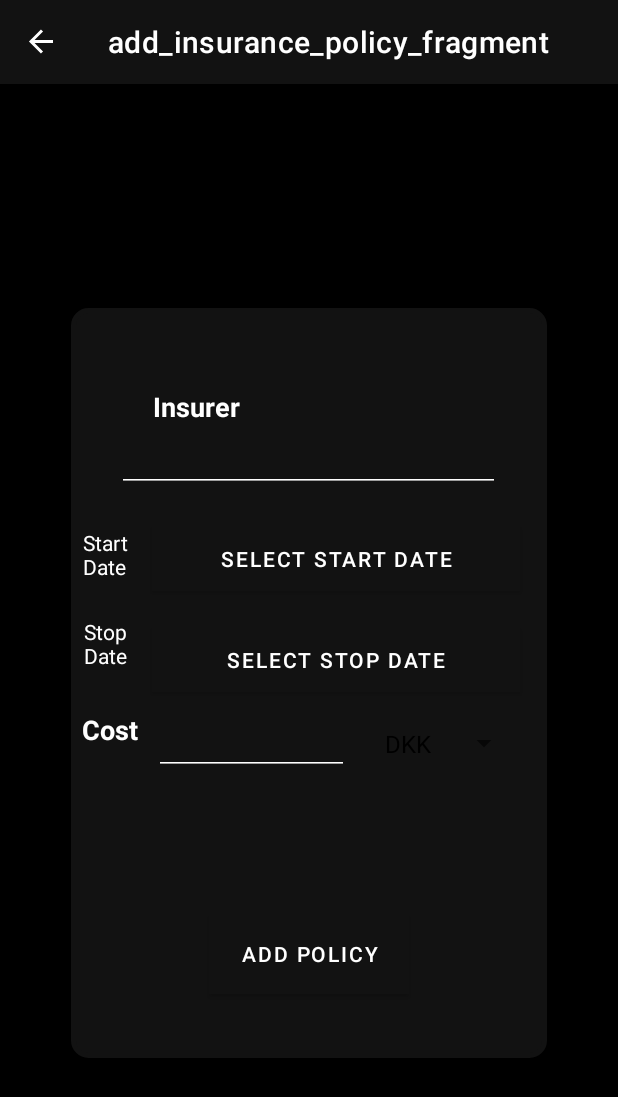
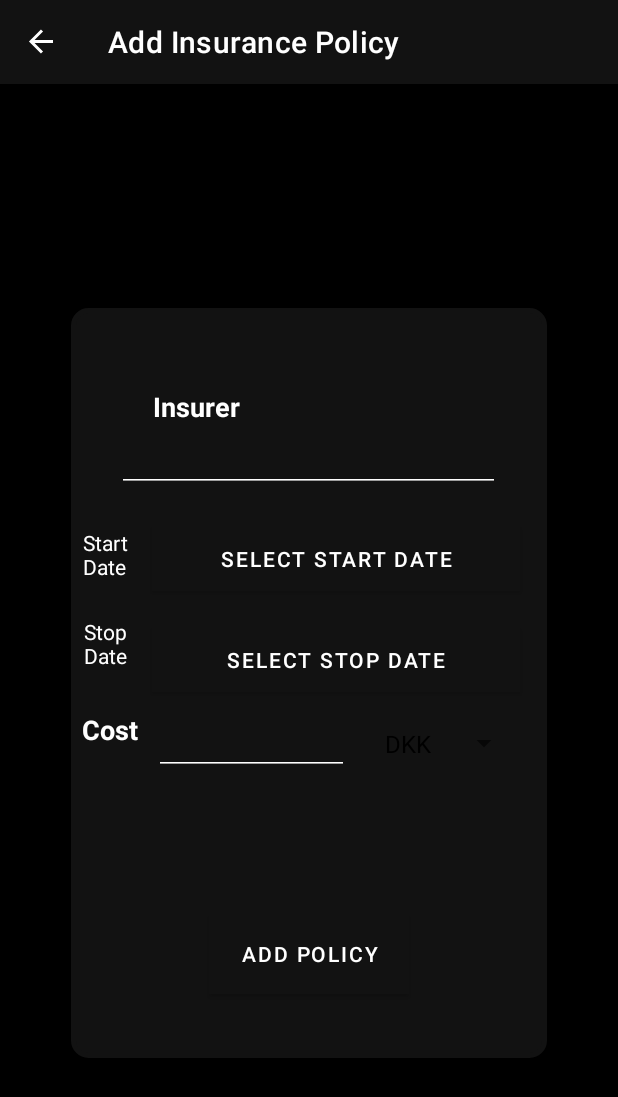
Before and after one commit to General-Dracula/Pay_The_Bills_9000, an Android app: the MainActivity screen opened directly, with no data from a screen before it, after a tap on "butonadaugare", on a phone screen of 412 x 824 dp. Shown: the top 1097 px of the screen. Run offline under Robolectric (Android 15) with nearby library versions, the phone set to English and light mode, and no system bars; our stand-ins replace navigation-ui.

Commit message:
Changed add ins policy top label

```diff
--- a/app/src/main/res/navigation/mobile_navigation.xml
+++ b/app/src/main/res/navigation/mobile_navigation.xml
@@ -29,6 +29,6 @@
     <fragment
         android:id="@+id/addInsurancePolicyFragment"
         android:name="com.example.pay_the_bills_9000.ui.insurance.AddInsurancePolicyFragment"
-        android:label="add_insurance_policy_fragment"
+        android:label="Add Insurance Policy"
         tools:layout="@layout/add_insurance_policy_fragment" />
 </navigation>
```
